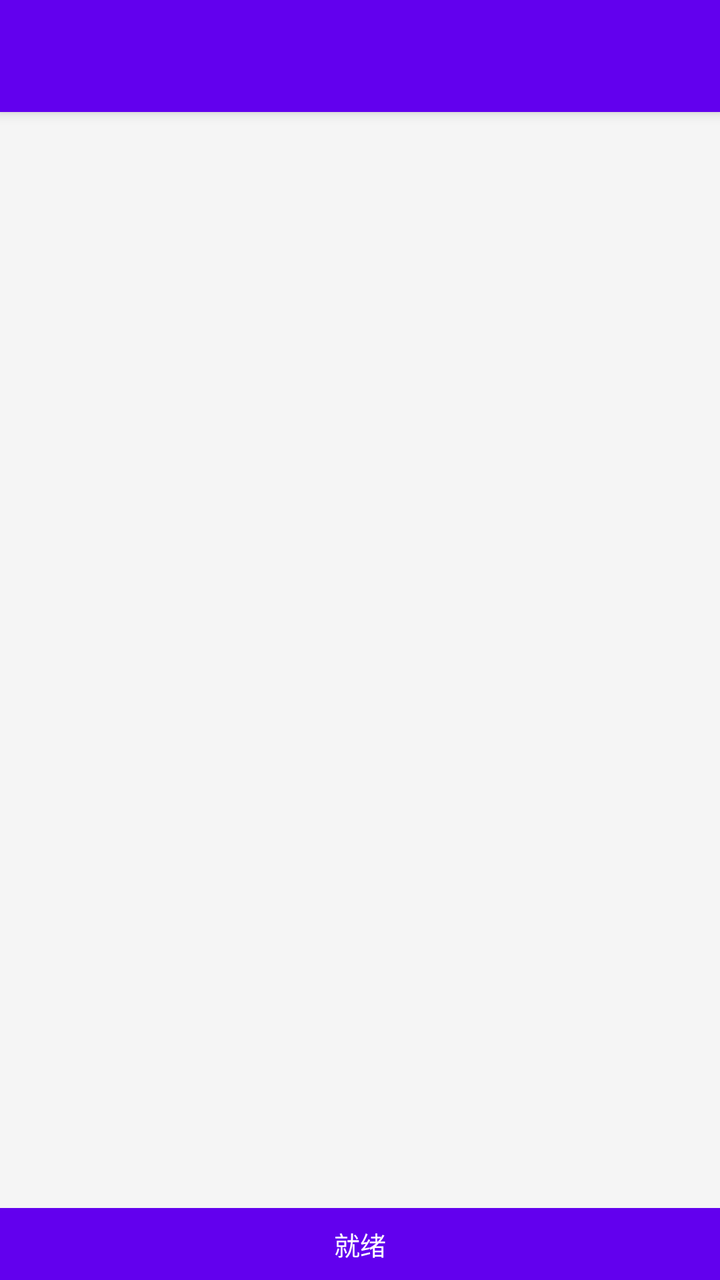
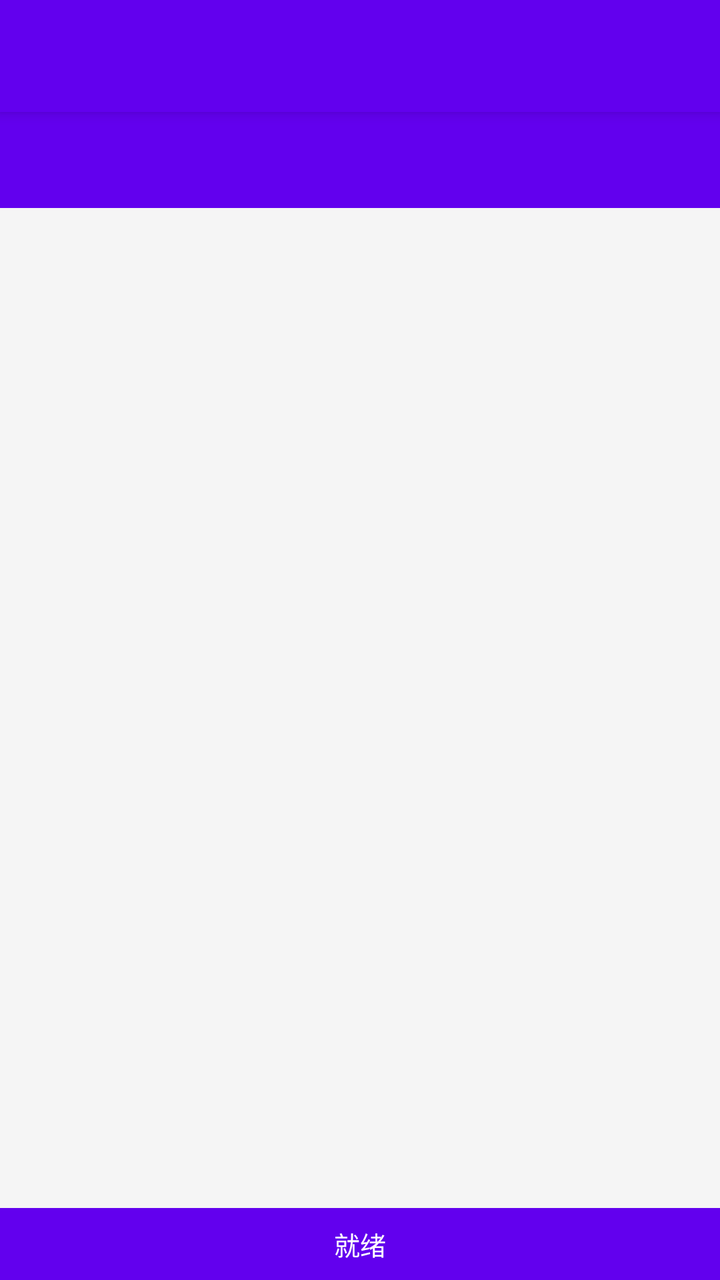

An Android layout rendered at two revisions. The XML below is the earlier revision; the diff shows what the commit changed to produce the second picture.
<!-- AndroidManifest.xml: application theme Theme.DyScraper -->
<!-- res/layout/activity_main.xml -->
<?xml version="1.0" encoding="utf-8"?>
<LinearLayout xmlns:android="http://schemas.android.com/apk/res/android"
    android:layout_width="match_parent"
    android:layout_height="match_parent"
    android:orientation="vertical">

    <androidx.appcompat.widget.Toolbar
        android:id="@+id/toolbar"
        android:layout_width="match_parent"
        android:layout_height="?attr/actionBarSize"
        android:background="?attr/colorPrimary"
        android:elevation="4dp"
        android:theme="@style/ThemeOverlay.AppCompat.Dark.ActionBar" />

    <LinearLayout
        android:id="@+id/llLocalMode"
        android:layout_width="match_parent"
        android:layout_height="wrap_content"
        android:orientation="vertical"
        android:visibility="gone">

        <EditText
            android:id="@+id/etUrlInput"
            android:layout_width="match_parent"
            android:layout_height="120dp"
            android:layout_margin="16dp"
            android:background="@android:drawable/editbox_background"
            android:gravity="top"
            android:hint="@string/hint_url_input"
            android:inputType="textMultiLine"
            android:padding="12dp"
            android:textSize="14sp" />

        <LinearLayout
            android:layout_width="match_parent"
            android:layout_height="wrap_content"
            android:layout_marginHorizontal="16dp"
            android:orientation="horizontal">

            <Button
                android:id="@+id/btnLocalSave"
                android:layout_width="0dp"
                android:layout_height="wrap_content"
                android:layout_weight="1"
                android:text="@string/btn_save_draft" />

            <Button
                android:id="@+id/btnLocalStart"
                android:layout_width="0dp"
                android:layout_height="wrap_content"
                android:layout_marginStart="8dp"
                android:layout_weight="1"
                android:text="@string/btn_start" />

            <Button
                android:id="@+id/btnLocalStop"
                android:layout_width="0dp"
                android:layout_height="wrap_content"
                android:layout_marginStart="8dp"
                android:layout_weight="1"
                android:enabled="false"
                android:text="@string/btn_stop" />
        </LinearLayout>
    </LinearLayout>

    <LinearLayout
        android:id="@+id/llYoudaoMode"
        android:layout_width="match_parent"
        android:layout_height="wrap_content"
        android:orientation="vertical"
        android:visibility="gone">

        <Button
            android:id="@+id/btnFetchYoudao"
            android:layout_width="match_parent"
            android:layout_height="wrap_content"
            android:layout_margin="16dp"
            android:text="@string/btn_fetch_youdao" />

        <TextView
            android:id="@+id/tvYoudaoLabel"
            android:layout_width="match_parent"
            android:layout_height="wrap_content"
            android:layout_marginHorizontal="16dp"
            android:textColor="@color/text_secondary"
            android:textSize="12sp"
            android:visibility="gone" />

        <TextView
            android:id="@+id/tvYoudaoUrlList"
            android:layout_width="match_parent"
            android:layout_height="wrap_content"
            android:layout_marginHorizontal="16dp"
            android:layout_marginTop="4dp"
            android:background="@android:drawable/editbox_background"
            android:gravity="top"
            android:scrollbars="vertical"
            android:minHeight="100dp"
            android:padding="12dp"
            android:textSize="13sp"
            android:visibility="gone" />

        <LinearLayout
            android:id="@+id/llYoudaoButtons"
            android:layout_width="match_parent"
            android:layout_height="wrap_content"
            android:layout_marginHorizontal="16dp"
            android:layout_marginTop="8dp"
            android:orientation="horizontal"
            android:visibility="gone">

            <Button
                android:id="@+id/btnYoudaoStart"
                android:layout_width="0dp"
                android:layout_height="wrap_content"
                android:layout_weight="1"
                android:text="@string/btn_start" />

            <Button
                android:id="@+id/btnYoudaoStop"
                android:layout_width="0dp"
                android:layout_height="wrap_content"
                android:layout_marginStart="8dp"
                android:layout_weight="1"
                android:enabled="false"
                android:text="@string/btn_stop" />
        </LinearLayout>
    </LinearLayout>

    <WebView
        android:id="@+id/scraperWebView"
        android:layout_width="match_parent"
        android:layout_height="0dp"
        android:layout_weight="1"
        android:visibility="gone" />

    <ScrollView
        android:id="@+id/scrollView"
        android:layout_width="match_parent"
        android:layout_height="0dp"
        android:layout_weight="1"
        android:padding="16dp">

        <TextView
            android:id="@+id/logView"
            android:layout_width="match_parent"
            android:layout_height="wrap_content"
            android:scrollbars="vertical"
            android:lineSpacingExtra="4dp"
            android:textSize="12sp" />
    </ScrollView>

    <TextView
        android:id="@+id/statusBar"
        android:layout_width="match_parent"
        android:layout_height="36dp"
        android:background="?attr/colorPrimary"
        android:gravity="center"
        android:paddingHorizontal="12dp"
        android:text="@string/status_ready"
        android:textColor="@android:color/white"
        android:textSize="13sp"
        android:maxLines="1"
        android:ellipsize="end" />

</LinearLayout>
<!-- resources referenced by this layout -->
<resources>
  <color name="text_secondary">#99000000</color>
  <string name="btn_fetch_youdao">获取有道URL</string>
  <string name="btn_save_draft">暂存</string>
  <string name="btn_start">开始抓取</string>
  <string name="btn_stop">停止抓取</string>
  <string name="hint_url_input">请粘贴链接，每行一个\ne.g. https://www.douyin.com/video/xxx</string>
  <string name="status_ready">就绪</string>
  <style name="Theme.DyScraper" parent="Theme.AppCompat.Light.NoActionBar">
          <item name="colorPrimary">@color/primary</item>
          <item name="colorPrimaryDark">@color/primary_variant</item>
          <item name="colorAccent">@color/accent</item>
          <item name="android:windowBackground">@color/background</item>
      </style>
  <color name="primary">#FF6200EE</color>
  <color name="primary_variant">#FF3700B3</color>
  <color name="accent">#FF03DAC5</color>
  <color name="background">#FFF5F5F5</color>
</resources>

<!-- the commit's change to res/layout/activity_main.xml (unified diff, before → after) -->
@@ -1,5 +1,6 @@
 <?xml version="1.0" encoding="utf-8"?>
 <LinearLayout xmlns:android="http://schemas.android.com/apk/res/android"
+    xmlns:app="http://schemas.android.com/apk/res-auto"
     android:layout_width="match_parent"
     android:layout_height="match_parent"
     android:orientation="vertical">
@@ -12,143 +13,21 @@
         android:elevation="4dp"
         android:theme="@style/ThemeOverlay.AppCompat.Dark.ActionBar" />
 
-    <LinearLayout
-        android:id="@+id/llLocalMode"
+    <com.google.android.material.tabs.TabLayout
+        android:id="@+id/tabLayout"
         android:layout_width="match_parent"
         android:layout_height="wrap_content"
-        android:orientation="vertical"
-        android:visibility="gone">
+        android:background="?attr/colorPrimary"
+        app:tabTextColor="@android:color/white"
+        app:tabSelectedTextColor="@android:color/white"
+        app:tabIndicatorColor="@android:color/white"
+        app:tabMode="fixed" />
 
-        <EditText
-            android:id="@+id/etUrlInput"
-            android:layout_width="match_parent"
-            android:layout_height="120dp"
-            android:layout_margin="16dp"
-            android:background="@android:drawable/editbox_background"
-            android:gravity="top"
-            android:hint="@string/hint_url_input"
-            android:inputType="textMultiLine"
-            android:padding="12dp"
-            android:textSize="14sp" />
-
-        <LinearLayout
-            android:layout_width="match_parent"
-            android:layout_height="wrap_content"
-            android:layout_marginHorizontal="16dp"
-            android:orientation="horizontal">
-
-            <Button
-                android:id="@+id/btnLocalSave"
-                android:layout_width="0dp"
-                android:layout_height="wrap_content"
-                android:layout_weight="1"
-                android:text="@string/btn_save_draft" />
-
-            <Button
-                android:id="@+id/btnLocalStart"
-                android:layout_width="0dp"
-                android:layout_height="wrap_content"
-                android:layout_marginStart="8dp"
-                android:layout_weight="1"
-                android:text="@string/btn_start" />
-
-            <Button
-                android:id="@+id/btnLocalStop"
-                android:layout_width="0dp"
-                android:layout_height="wrap_content"
-                android:layout_marginStart="8dp"
-                android:layout_weight="1"
-                android:enabled="false"
-                android:text="@string/btn_stop" />
-        </LinearLayout>
-    </LinearLayout>
-
-    <LinearLayout
-        android:id="@+id/llYoudaoMode"
-        android:layout_width="match_parent"
-        android:layout_height="wrap_content"
-        android:orientation="vertical"
-        android:visibility="gone">
-
-        <Button
-            android:id="@+id/btnFetchYoudao"
-            android:layout_width="match_parent"
-            android:layout_height="wrap_content"
-            android:layout_margin="16dp"
-            android:text="@string/btn_fetch_youdao" />
-
-        <TextView
-            android:id="@+id/tvYoudaoLabel"
-            android:layout_width="match_parent"
-            android:layout_height="wrap_content"
-            android:layout_marginHorizontal="16dp"
-            android:textColor="@color/text_secondary"
-            android:textSize="12sp"
-            android:visibility="gone" />
-
-        <TextView
-            android:id="@+id/tvYoudaoUrlList"
-            android:layout_width="match_parent"
-            android:layout_height="wrap_content"
-            android:layout_marginHorizontal="16dp"
-            android:layout_marginTop="4dp"
-            android:background="@android:drawable/editbox_background"
-            android:gravity="top"
-            android:scrollbars="vertical"
-            android:minHeight="100dp"
-            android:padding="12dp"
-            android:textSize="13sp"
-            android:visibility="gone" />
-
-        <LinearLayout
-            android:id="@+id/llYoudaoButtons"
-            android:layout_width="match_parent"
-            android:layout_height="wrap_content"
-            android:layout_marginHorizontal="16dp"
-            android:layout_marginTop="8dp"
-            android:orientation="horizontal"
-            android:visibility="gone">
-
-            <Button
-                android:id="@+id/btnYoudaoStart"
-                android:layout_width="0dp"
-                android:layout_height="wrap_content"
-                android:layout_weight="1"
-                android:text="@string/btn_start" />
-
-            <Button
-                android:id="@+id/btnYoudaoStop"
-                android:layout_width="0dp"
-                android:layout_height="wrap_content"
-                android:layout_marginStart="8dp"
-                android:layout_weight="1"
-                android:enabled="false"
-                android:text="@string/btn_stop" />
-        </LinearLayout>
-    </LinearLayout>
-
-    <WebView
-        android:id="@+id/scraperWebView"
+    <androidx.viewpager2.widget.ViewPager2
+        android:id="@+id/viewPager"
         android:layout_width="match_parent"
         android:layout_height="0dp"
-        android:layout_weight="1"
-        android:visibility="gone" />
-
-    <ScrollView
-        android:id="@+id/scrollView"
-        android:layout_width="match_parent"
-        android:layout_height="0dp"
-        android:layout_weight="1"
-        android:padding="16dp">
-
-        <TextView
-            android:id="@+id/logView"
-            android:layout_width="match_parent"
-            android:layout_height="wrap_content"
-            android:scrollbars="vertical"
-            android:lineSpacingExtra="4dp"
-            android:textSize="12sp" />
-    </ScrollView>
+        android:layout_weight="1" />
 
     <TextView
         android:id="@+id/statusBar"
<!-- resource entries referenced after the edit -->
@@ -1,11 +1,5 @@
 <!-- resources referenced by this layout -->
 <resources>
-  <color name="text_secondary">#99000000</color>
-  <string name="btn_fetch_youdao">获取有道URL</string>
-  <string name="btn_save_draft">暂存</string>
-  <string name="btn_start">开始抓取</string>
-  <string name="btn_stop">停止抓取</string>
-  <string name="hint_url_input">请粘贴链接，每行一个\ne.g. https://www.douyin.com/video/xxx</string>
   <string name="status_ready">就绪</string>
   <style name="Theme.DyScraper" parent="Theme.AppCompat.Light.NoActionBar">
           <item name="colorPrimary">@color/primary</item>
